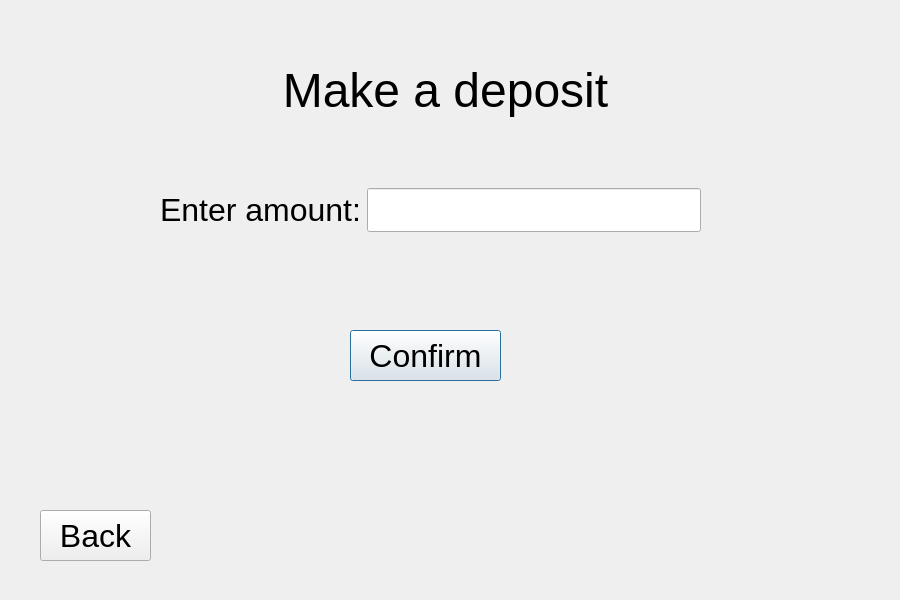
25kmo-project/group_15, file bank-automat/deposit.ui: the form before one commit.
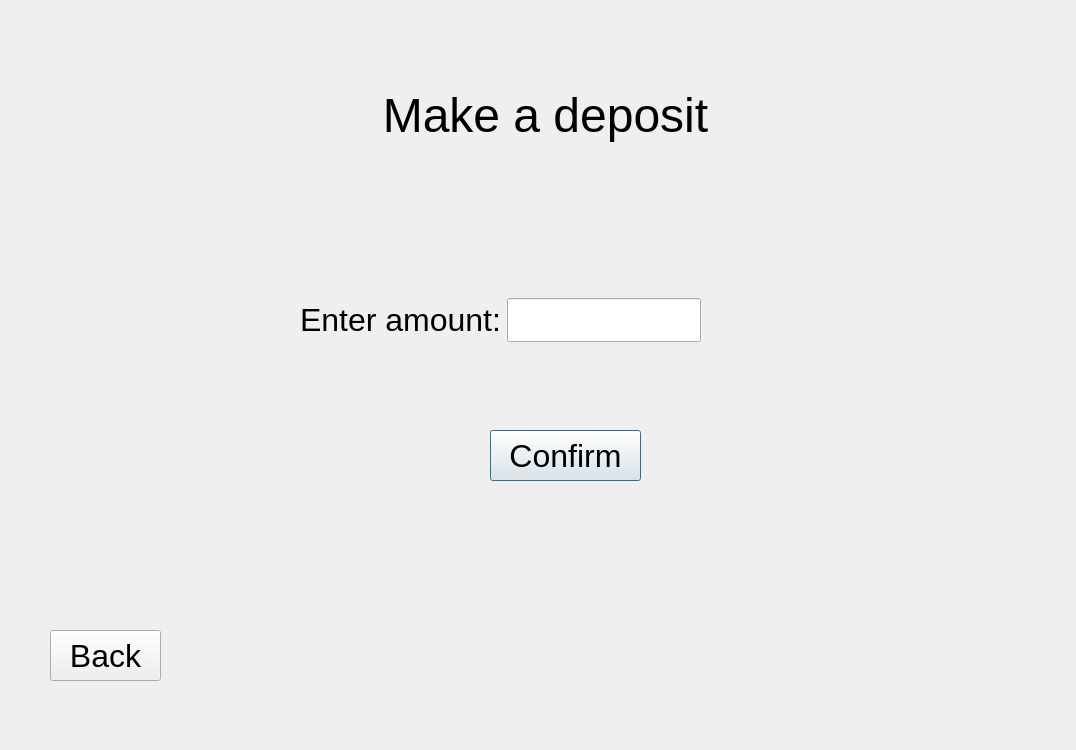
The form after the commit.

```diff
--- a/bank-automat/deposit.ui
+++ b/bank-automat/deposit.ui
@@ -6,8 +6,8 @@
    <rect>
     <x>0</x>
     <y>0</y>
-    <width>900</width>
-    <height>600</height>
+    <width>1076</width>
+    <height>750</height>
    </rect>
   </property>
   <property name="font">
@@ -21,8 +21,8 @@
   <widget class="QPushButton" name="btnConfirm">
    <property name="geometry">
     <rect>
-     <x>350</x>
-     <y>330</y>
+     <x>490</x>
+     <y>430</y>
      <width>151</width>
      <height>51</height>
     </rect>
@@ -40,10 +40,10 @@
   <widget class="QLabel" name="label">
    <property name="geometry">
     <rect>
-     <x>270</x>
-     <y>30</y>
-     <width>351</width>
-     <height>121</height>
+     <x>330</x>
+     <y>40</y>
+     <width>431</width>
+     <height>151</height>
     </rect>
    </property>
    <property name="font">
@@ -65,8 +65,8 @@
   <widget class="QLabel" name="lblInfo">
    <property name="geometry">
     <rect>
-     <x>110</x>
-     <y>330</y>
+     <x>250</x>
+     <y>540</y>
      <width>611</width>
      <height>61</height>
     </rect>
@@ -87,9 +87,9 @@
   <widget class="QWidget" name="layoutWidget">
    <property name="geometry">
     <rect>
-     <x>160</x>
-     <y>160</y>
-     <width>541</width>
+     <x>300</x>
+     <y>270</y>
+     <width>401</width>
      <height>101</height>
     </rect>
    </property>
@@ -128,8 +128,8 @@
   <widget class="QPushButton" name="btnBack">
    <property name="geometry">
     <rect>
-     <x>40</x>
-     <y>510</y>
+     <x>50</x>
+     <y>630</y>
      <width>111</width>
      <height>51</height>
     </rect>
```
